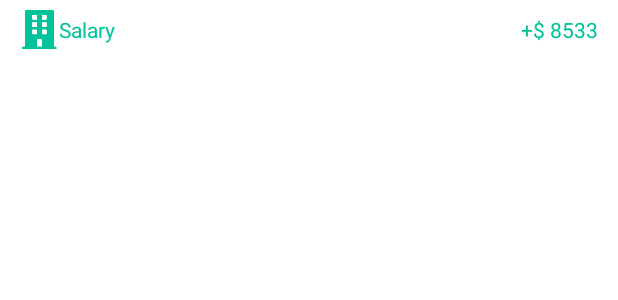
After one commit to MinJerry1129/Calculator, an Android app: the layout list_home_income.xml on its own in the app's theme, with its tools: preview values and no code run, on a phone screen of 412 x 824 dp. The commit adds this screen. Shown: the top 300 px of the screen. Run offline under Robolectric (Android 15) with nearby library versions, the phone set to English and light mode, and no system bars.

Commit message:
update design

```diff
--- /dev/null
+++ b/app/src/main/res/layout/list_home_income.xml
@@ -0,0 +1,28 @@
+<?xml version="1.0" encoding="utf-8"?>
+<LinearLayout xmlns:android="http://schemas.android.com/apk/res/android"
+    android:layout_width="match_parent"
+    android:layout_height="@dimen/_30sdp"
+    xmlns:app="http://schemas.android.com/apk/res-auto"
+    android:layout_marginStart="@dimen/_10sdp"
+    android:layout_marginEnd="@dimen/_10sdp"
+    android:gravity="center|start">
+    <ImageView
+        android:id="@+id/img_category"
+        android:layout_width="@dimen/_20sdp"
+        android:layout_height="@dimen/_20sdp"
+        android:src="@drawable/flat"
+        app:tint="@color/major"/>
+    <TextView
+        android:id="@+id/txt_category"
+        android:layout_width="0dp"
+        android:layout_height="wrap_content"
+        android:layout_weight="1"
+        android:text="Salary"
+        android:textColor="@color/major"/>
+    <TextView
+        android:id="@+id/txt_price"
+        android:layout_width="wrap_content"
+        android:layout_height="wrap_content"
+        android:text="+$ 8533"
+        android:textColor="@color/major"/>
+</LinearLayout>
```
Also changed, not shown: app/src/main/res/layout/activity_home.xml (+31 -1 lines), app/src/main/res/layout/list_home_liability.xml (added, +28 -0 lines).
